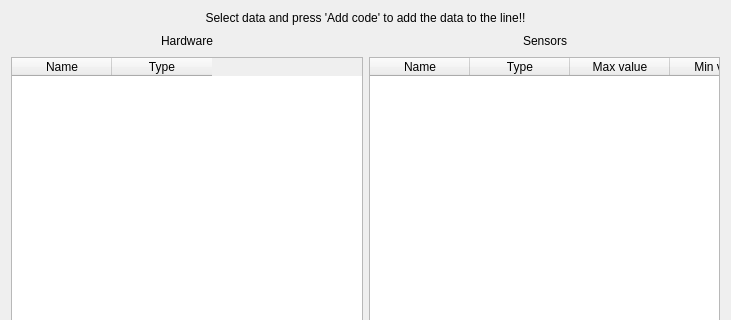
Before: the Qt Designer form Settings/datawindow.ui in jimmyd-be/Hardware-Monitor-Applet, drawn with Qt 5; both pictures show x 0 to 731 and y 0 to 320 of the 731 by 694 pixel window.
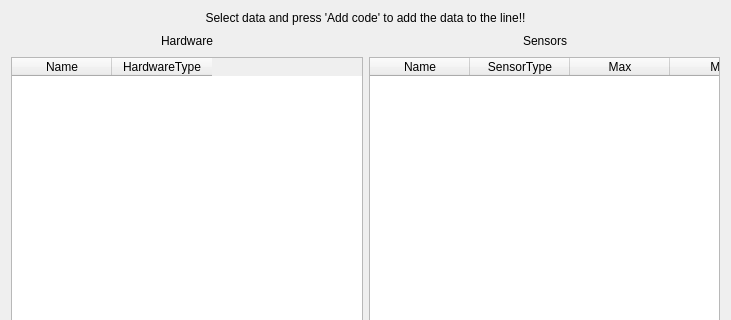
After: the same form once the commit is applied.

```diff
--- a/Settings/datawindow.ui
+++ b/Settings/datawindow.ui
@@ -119,7 +119,7 @@
        </column>
        <column>
         <property name="text">
-         <string>Type</string>
+         <string>HardwareType</string>
         </property>
        </column>
       </widget>
@@ -141,22 +141,22 @@
          </column>
          <column>
           <property name="text">
-           <string>Type</string>
+           <string>SensorType</string>
           </property>
          </column>
          <column>
           <property name="text">
-           <string>Max value</string>
+           <string>Max</string>
           </property>
          </column>
          <column>
           <property name="text">
-           <string>Min value</string>
+           <string>Min</string>
           </property>
          </column>
          <column>
           <property name="text">
-           <string>Current value</string>
+           <string>Value</string>
           </property>
          </column>
         </widget>
```
